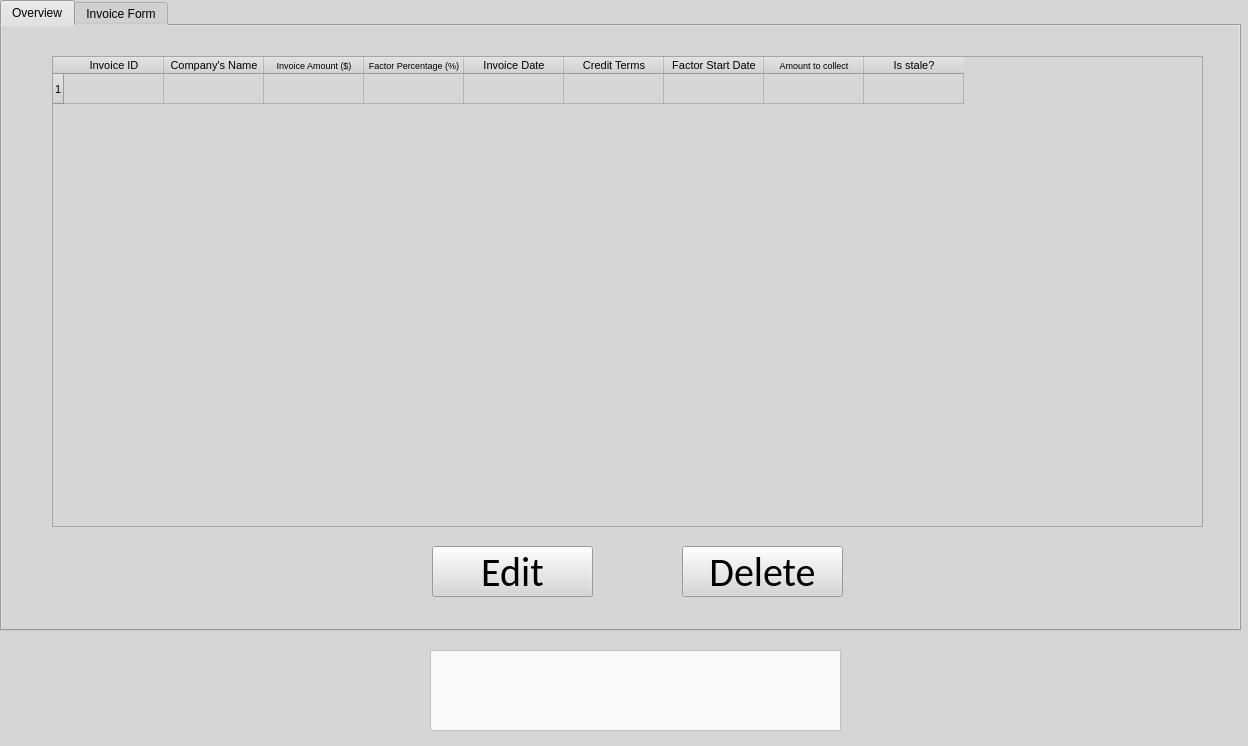
The window that app/LoanFactoringUI.ui (Ziinc/QF205) describes before a commit, drawn with Qt 5.
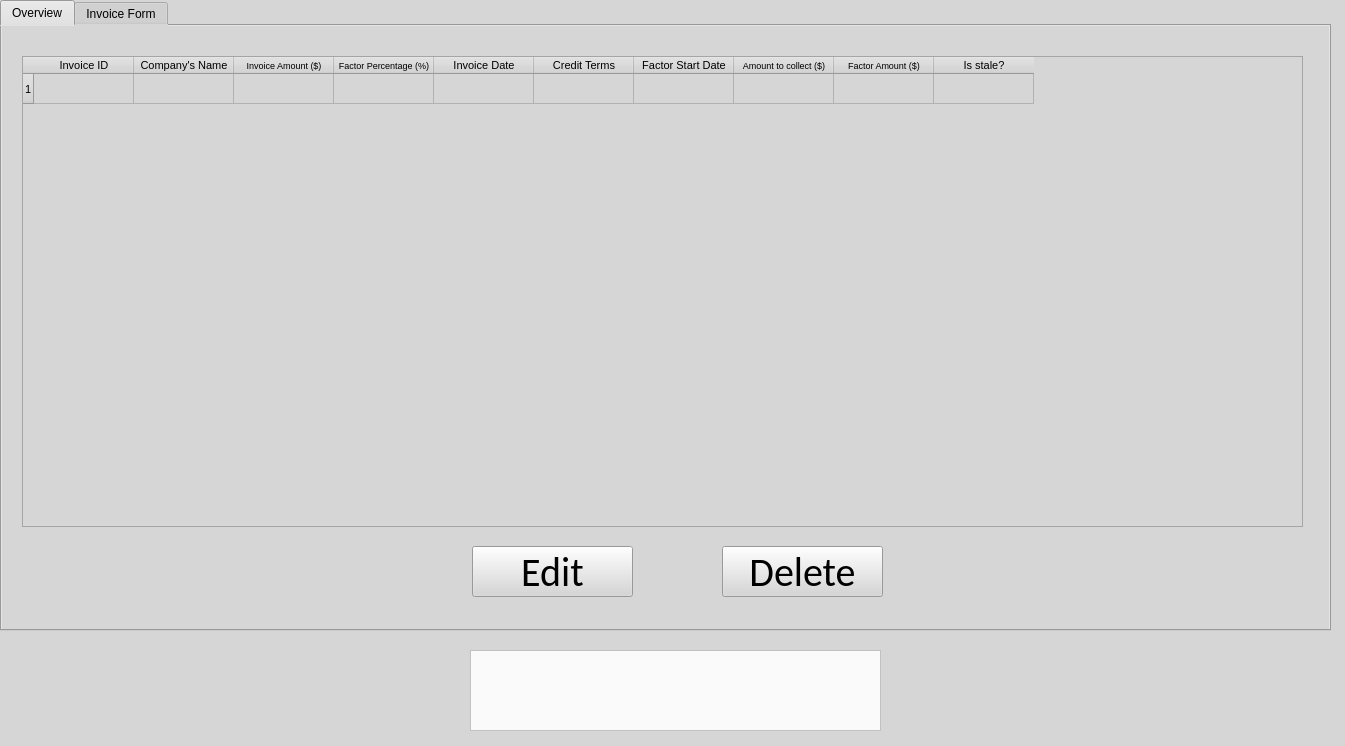
The same window after the commit. The open tabs and pages were chosen to show the change.

Commit message: Added new column "Factor Amount"

```diff
--- a/app/LoanFactoringUI.ui
+++ b/app/LoanFactoringUI.ui
@@ -6,7 +6,7 @@
    <rect>
     <x>0</x>
     <y>0</y>
-    <width>1248</width>
+    <width>1345</width>
     <height>746</height>
    </rect>
   </property>
@@ -113,7 +113,7 @@
      <rect>
       <x>0</x>
       <y>0</y>
-      <width>1241</width>
+      <width>1331</width>
       <height>631</height>
      </rect>
     </property>
@@ -135,9 +135,9 @@
      <widget class="QTableWidget" name="OverviewTable">
       <property name="geometry">
        <rect>
-        <x>50</x>
+        <x>20</x>
         <y>30</y>
-        <width>1151</width>
+        <width>1281</width>
         <height>471</height>
        </rect>
       </property>
@@ -212,7 +212,17 @@
       </column>
       <column>
        <property name="text">
-        <string>Amount to collect</string>
+        <string>Amount to collect ($)</string>
+       </property>
+       <property name="font">
+        <font>
+         <pointsize>7</pointsize>
+        </font>
+       </property>
+      </column>
+      <column>
+       <property name="text">
+        <string>Factor Amount ($)</string>
        </property>
        <property name="font">
         <font>
@@ -239,7 +249,7 @@
      <widget class="QPushButton" name="DeleteButton">
       <property name="geometry">
        <rect>
-        <x>680</x>
+        <x>720</x>
         <y>520</y>
         <width>161</width>
         <height>51</height>
@@ -258,7 +268,7 @@
      <widget class="QPushButton" name="EditButton">
       <property name="geometry">
        <rect>
-        <x>430</x>
+        <x>470</x>
         <y>520</y>
         <width>161</width>
         <height>51</height>
@@ -741,7 +751,7 @@
    <widget class="QPlainTextEdit" name="LogBox">
     <property name="geometry">
      <rect>
-      <x>430</x>
+      <x>470</x>
       <y>650</y>
       <width>411</width>
       <height>81</height>
```
Left out of the diff: 10 changed lines with no effect on the pictures.
